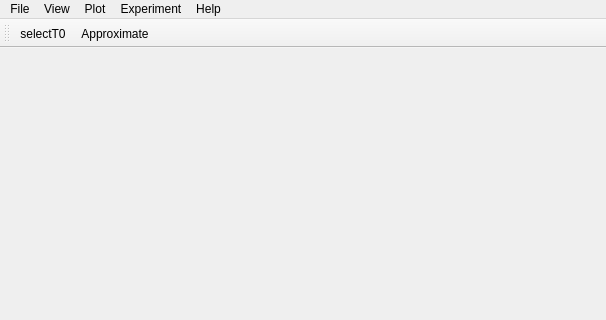
First picture: the form in src/client/mainwindow.ui, repository uazure/qLab, before the edit; both pictures show x 0 to 606 and y 0 to 320 of the 606 by 488 pixel window.
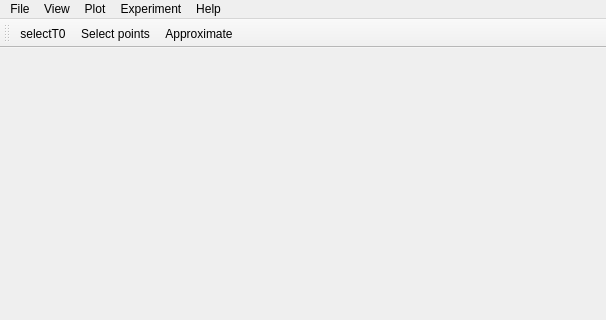
Second picture: the form after the edit.

What changed in the file:
```diff
--- a/src/client/mainwindow.ui
+++ b/src/client/mainwindow.ui
@@ -89,6 +89,7 @@
     <bool>false</bool>
    </attribute>
    <addaction name="actionSelectT0"/>
+   <addaction name="actionSelect_points"/>
    <addaction name="actionApproximate"/>
   </widget>
   <widget class="QStatusBar" name="statusBar"/>
```
